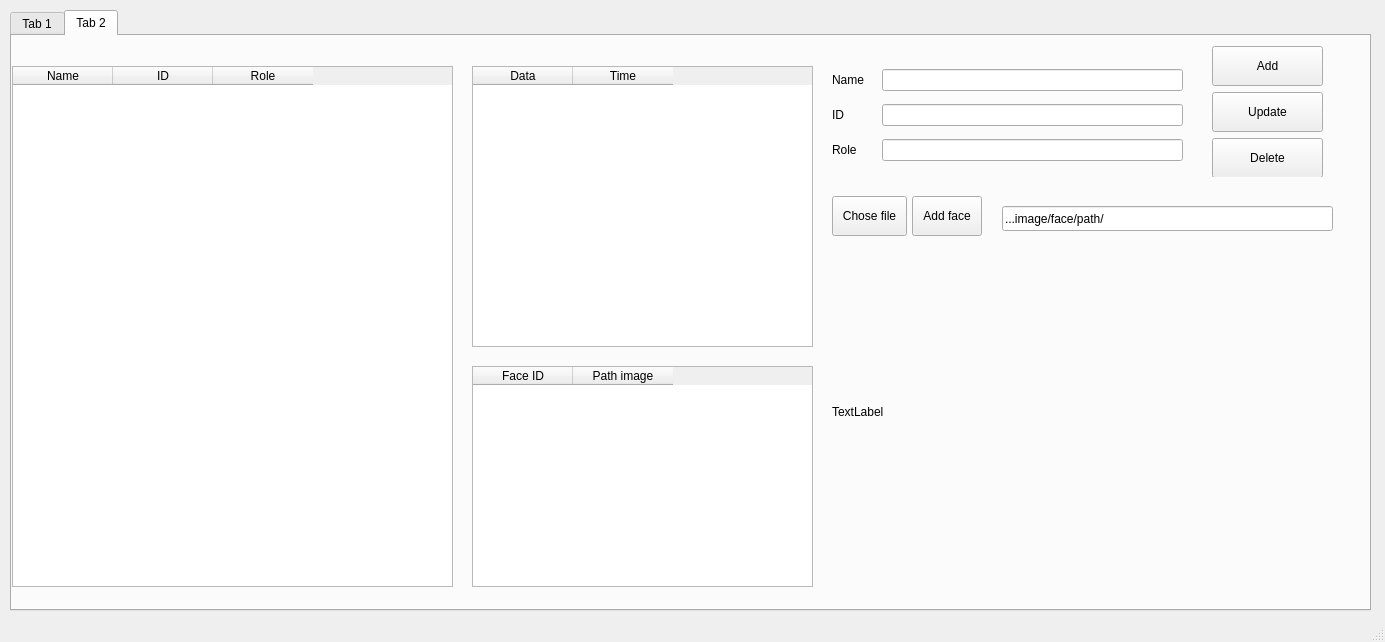
This is src/face_ui/face_ui.ui in tienluongngoc/face_recognition_QT5 as Qt 5 draws it before an edit. The edited form follows.
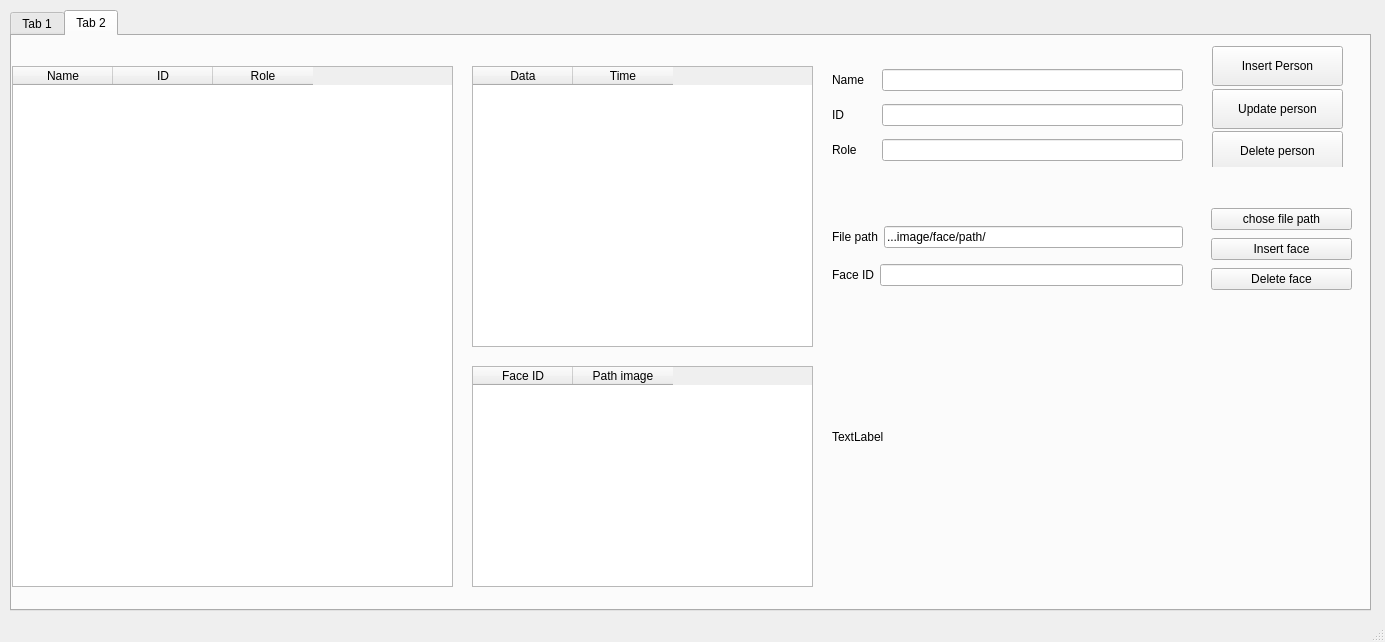
This is the edited form.

Commit message: ui for insert face, person, reload

Diff of the .ui file:
```diff
--- a/src/face_ui/face_ui.ui
+++ b/src/face_ui/face_ui.ui
@@ -371,9 +371,9 @@
          <property name="geometry">
           <rect>
            <x>820</x>
-           <y>210</y>
-           <width>491</width>
-           <height>331</height>
+           <y>260</y>
+           <width>521</width>
+           <height>281</height>
           </rect>
          </property>
          <property name="text">
@@ -464,8 +464,8 @@
           <rect>
            <x>1200</x>
            <y>10</y>
-           <width>111</width>
-           <height>131</height>
+           <width>131</width>
+           <height>121</height>
           </rect>
          </property>
          <layout class="QVBoxLayout" name="verticalLayout_23">
@@ -478,7 +478,7 @@
              </size>
             </property>
             <property name="text">
-             <string>Add</string>
+             <string>Insert Person</string>
             </property>
            </widget>
           </item>
@@ -491,7 +491,7 @@
              </size>
             </property>
             <property name="text">
-             <string>Update</string>
+             <string>Update person</string>
             </property>
            </widget>
           </item>
@@ -504,7 +504,7 @@
              </size>
             </property>
             <property name="text">
-             <string>Delete</string>
+             <string>Delete person</string>
             </property>
            </widget>
           </item>
@@ -530,62 +530,82 @@
           </property>
          </column>
         </widget>
-        <widget class="QPushButton" name="bt_add_face">
-         <property name="geometry">
-          <rect>
-           <x>900</x>
-           <y>160</y>
-           <width>70</width>
-           <height>40</height>
-          </rect>
-         </property>
-         <property name="minimumSize">
-          <size>
-           <width>0</width>
-           <height>40</height>
-          </size>
-         </property>
-         <property name="maximumSize">
-          <size>
-           <width>70</width>
-           <height>16777215</height>
-          </size>
-         </property>
-         <property name="text">
-          <string>Add face</string>
-         </property>
-        </widget>
-        <widget class="QPushButton" name="bt_chose_file">
+        <widget class="QWidget" name="verticalLayoutWidget_4">
          <property name="geometry">
           <rect>
            <x>820</x>
-           <y>160</y>
-           <width>75</width>
-           <height>40</height>
+           <y>180</y>
+           <width>351</width>
+           <height>80</height>
           </rect>
          </property>
-         <property name="maximumSize">
-          <size>
-           <width>75</width>
-           <height>50</height>
-          </size>
-         </property>
-         <property name="text">
-          <string>Chose file</string>
-         </property>
+         <layout class="QVBoxLayout" name="verticalLayout_3">
+          <item>
+           <layout class="QHBoxLayout" name="horizontalLayout_4">
+            <item>
+             <widget class="QLabel" name="label_4">
+              <property name="text">
+               <string>File path</string>
+              </property>
+             </widget>
+            </item>
+            <item>
+             <widget class="QLineEdit" name="tb_path">
+              <property name="text">
+               <string>...image/face/path/</string>
+              </property>
+             </widget>
+            </item>
+           </layout>
+          </item>
+          <item>
+           <layout class="QHBoxLayout" name="horizontalLayout_5">
+            <item>
+             <widget class="QLabel" name="label_3">
+              <property name="text">
+               <string>Face ID</string>
+              </property>
+             </widget>
+            </item>
+            <item>
+             <widget class="QLineEdit" name="tb_face_id"/>
+            </item>
+           </layout>
+          </item>
+         </layout>
         </widget>
-        <widget class="QLineEdit" name="tb_path">
+        <widget class="QWidget" name="verticalLayoutWidget_5">
          <property name="geometry">
           <rect>
-           <x>990</x>
+           <x>1199</x>
            <y>170</y>
-           <width>331</width>
-           <height>25</height>
+           <width>141</width>
+           <height>89</height>
           </rect>
          </property>
-         <property name="text">
-          <string>...image/face/path/</string>
-         </property>
+         <layout class="QVBoxLayout" name="verticalLayout_4">
+          <item>
+           <widget class="QPushButton" name="bt_chose_file">
+            <property name="text">
+             <string>chose file path</string>
+            </property>
+           </widget>
+          </item>
+          <item>
+           <widget class="QPushButton" name="bt_add_face">
+            <property name="text">
+             <string>Insert face</string>
+            </property>
+           </widget>
+          </item>
+          <item>
+           <widget class="QPushButton" name="bt_delete_face">
+            <property name="text">
+             <string>Delete face</string>
+            </property>
+           </widget>
+          </item>
+         </layout>
         </widget>
        </widget>
       </widget>
```
The commit also changes 11 other files.
